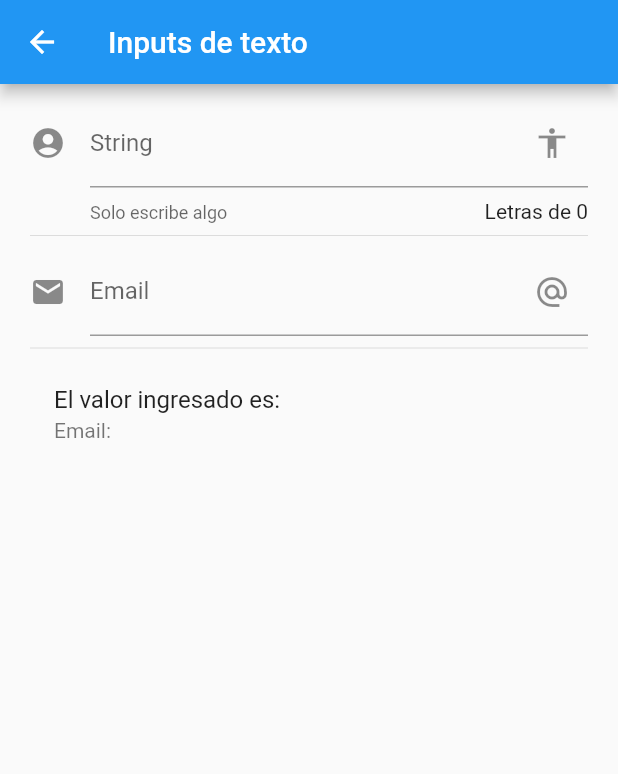
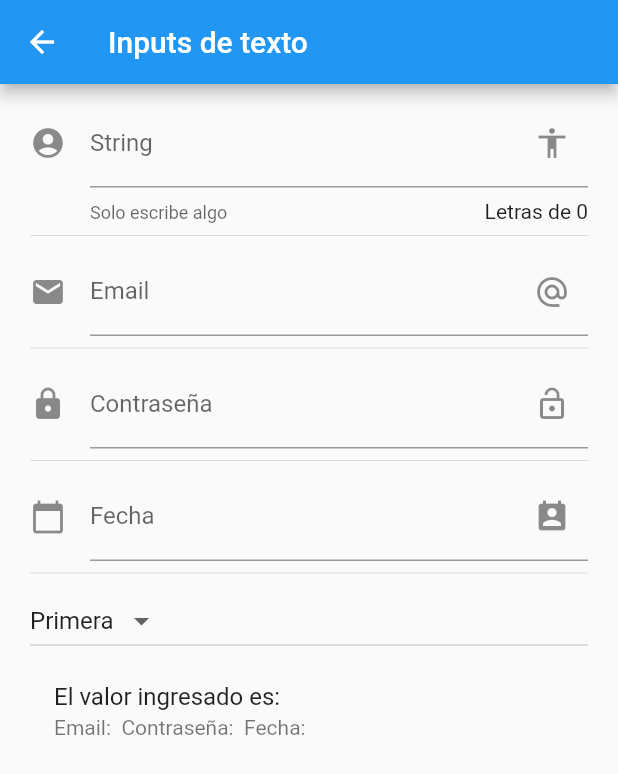
Before and after one commit to juanmachuca95/Flutter---Componentes, a Flutter app: the InputPage screen opened by its route, on a phone screen of 412 x 824 dp. Shown: the top 774 px of the screen. Run offline on Flutter 3.47's test engine with Material 2 defaults, Android fonts, the phone set to English and light mode, and no system bars.

Commit message:
Dropdown Menu

```diff
--- a/lib/src/pages/input_page.dart
+++ b/lib/src/pages/input_page.dart
@@ -10,6 +10,12 @@ class _InputPageState extends State<InputPage> {
 
   String _nombre = '';
   String _email = '';
+  String _password = '';
+  String _fecha = '';
+
+  String _menuSeleccionado = 'Primera';
+  List<String> _menuopciones = ['Primera', 'Segunda', 'Tercera', 'Cuarta'];
+  TextEditingController _inputFieldDateController = new TextEditingController();
 
   @override
   Widget build(BuildContext context) {
@@ -24,6 +30,11 @@ class _InputPageState extends State<InputPage> {
           Divider(),
           _crearEmail(),
           Divider(),
+          _crearPassword(),
+          Divider(),
+          _crearFecha( context ),
+          Divider(),
+          _crearDropdown(),
           _mostrarValor()
 
         ],
@@ -75,14 +86,108 @@ class _InputPageState extends State<InputPage> {
     );
   }
 
+  Widget _crearPassword(){
+    return TextField(
+      keyboardType: TextInputType.visiblePassword,
+      decoration: InputDecoration(
+        hintText: 'Escribe tu contraseña . . .',
+        labelText: 'Contraseña',
+        suffixIcon: Icon( Icons.lock_open ),
+        icon: Icon( Icons.lock_rounded)
+      ),
+      onChanged: (valor){
+        setState(() {
+
+          _password = valor;
+
+        });
+      },
+    );
+  }
+
+  Widget _crearFecha( BuildContext context ) {
+    return TextField(
+      controller: _inputFieldDateController,
+      enableInteractiveSelection: false,
+      decoration: InputDecoration(
+        hintText: 'Fecha de Nacimiento . . .',
+        labelText: 'Fecha',
+        suffixIcon: Icon( Icons.perm_contact_calendar ),
+        icon: Icon( Icons.calendar_today )
+      ),
+      onTap: (){
+
+        FocusScope.of(context).requestFocus(new FocusNode());
+        _selectDate( context );
+
+      },
+    );
+  }
+
+
   Widget _mostrarValor() {
 
     return ListTile(
       title: Text('El valor ingresado es: '+_nombre),
-      subtitle: Text('Email: '+_email),
+      subtitle: Text('Email: '+_email+' Contraseña: '+_password+' Fecha: '+_fecha),
     );
 
   }
 
+  void _selectDate(BuildContext context) async {
+
+    DateTime picked = await showDatePicker(
+      context: context,
+      initialDate: new DateTime.now(),
+      firstDate: new DateTime(1990),
+      lastDate: new DateTime(2025)
+    );
+
+    if( picked != null ){
+      setState((){
+
+        _fecha = picked.toString();
+        _inputFieldDateController.text = _fecha;
+
+      });
+    }
+
+  }
+
+
+  List<DropdownMenuItem<String>> getOpcionesDropdown(){
+
+    List<DropdownMenuItem<String>> lista = [];
+
+    _menuopciones.forEach( (menuopt) {
+
+      lista.add( DropdownMenuItem(
+        child: Text( menuopt ),
+        value: menuopt,
+      ));
+
+    });
+
+    return lista;
+
+  }
+
+
+  Widget _crearDropdown() {
+
+    return DropdownButton(
+      value: _menuSeleccionado,
+      items: getOpcionesDropdown(),
+      onChanged: (opt){
+        setState(() {
+
+          _menuSeleccionado = opt;
+          print(_menuSeleccionado);
+        });
+      },
+
+    );
+
+  }
 
 }
```
